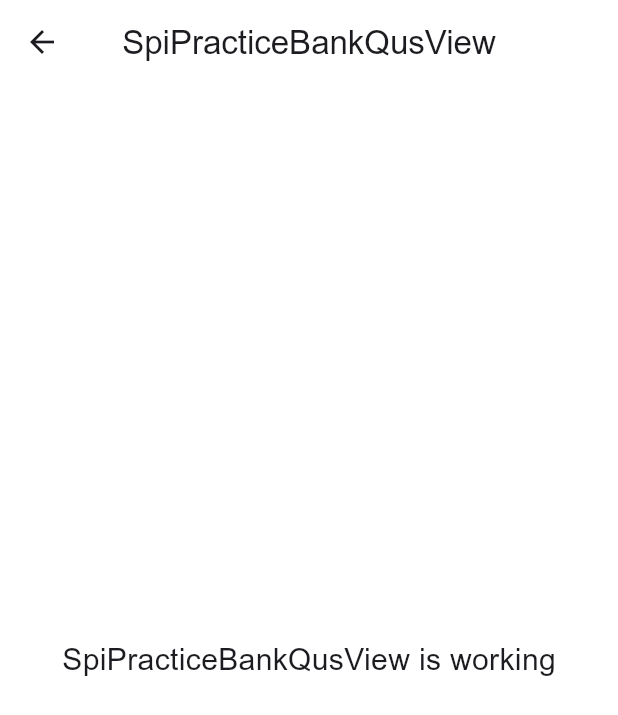
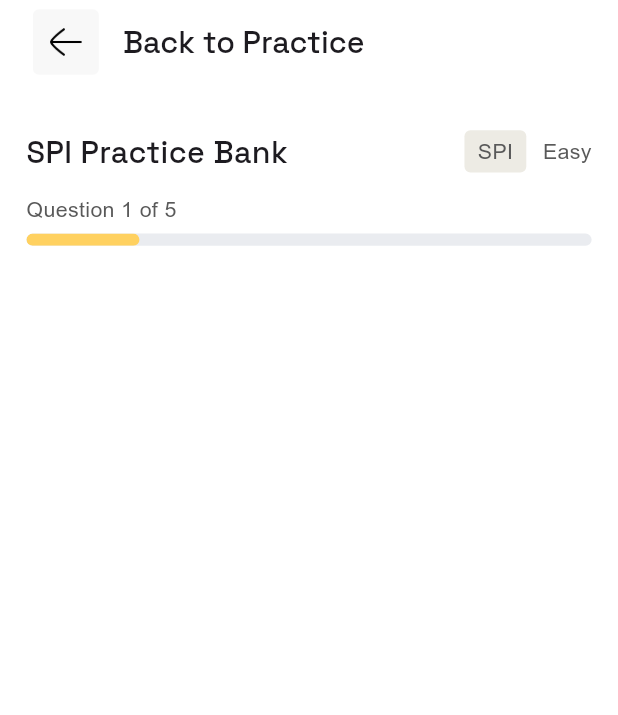
Before and after one commit to flutter-maktech/shomoshotime_app_forntend, a Flutter app: the SpiPracticeBankQusView screen opened by its route, on a phone screen of 412 x 824 dp. Shown: the top 715 px of the screen. Run offline on Flutter 3.47's test engine with Material 3 defaults, Android fonts, the light colour scheme and no system bars; our stand-ins replace flutter_screenutil, get.

Commit message:
need to merge with sashi

```diff
--- a/lib/app/modules/common_widgets/custom_app_bar.dart
+++ b/lib/app/modules/common_widgets/custom_app_bar.dart
@@ -39,12 +39,13 @@ class CustomAppBar extends StatelessWidget implements PreferredSizeWidget {
           crossAxisAlignment: CrossAxisAlignment.start,
           children: [
             Text(title ?? '', style: AppTextStyles.spaceGroteskMedium20),
-            Text(
-              subTitle ?? '',
-              style: AppTextStyles.regular14.copyWith(
-                color: AppColors.appBarSub,
+            if (subTitle != null)
+              Text(
+                subTitle ?? '',
+                style: AppTextStyles.regular14.copyWith(
+                  color: AppColors.appBarSub,
+                ),
               ),
-            ),
           ],
         ),
       ),
--- a/lib/app/modules/common_widgets/custom_progress.dart
+++ b/lib/app/modules/common_widgets/custom_progress.dart
@@ -5,6 +5,7 @@ import 'package:shomoshotime/app/data/app_colors.dart';
 class CustomProgress extends StatelessWidget {
   final double progress; // 0.0 to 1.0
   final Color? backgroundColor;
+  final Color? progressColor;
   final double? height;
 
   const CustomProgress({
@@ -12,6 +13,7 @@ class CustomProgress extends StatelessWidget {
     required this.progress,
     this.backgroundColor,
     this.height,
+    this.progressColor,
   });
 
   @override
@@ -32,9 +34,10 @@ class CustomProgress extends StatelessWidget {
               widthFactor: progress.clamp(0.0, 1.0),
               child: Container(
                 decoration: BoxDecoration(
-                  gradient: LinearGradient(
-                    colors: [AppColors.whiteColor, AppColors.primaryColor],
-                  ),
+                  color: progressColor,
+                  gradient: progressColor == null ?  LinearGradient(
+                    colors: [ AppColors.whiteColor, AppColors.primaryColor],
+                  ) : null,
                   borderRadius: BorderRadius.circular(100),
                 ),
               ),
--- a/lib/app/modules/home/views/home_view.dart
+++ b/lib/app/modules/home/views/home_view.dart
@@ -127,9 +127,9 @@ class HomeView extends GetView<HomeController> {
                                 itemBuilder: (context, index) =>
                                     CustomProgressContainer(
                                       title: 'SPI Study Guide - Chapter 5',
-                                      subTitleContainerText: 'Study',
-                                      subTitleText: '2 Hours Ago',
-                                      progress: .7,
+                                      suffixTitle: '156 / 240',
+                                      progress: .8,
+                                      progressComplete: '55% Complete',
                                     ),
                               ),
 
--- a/lib/app/modules/spi_practice_bank_qus/views/spi_practice_bank_qus_view.dart
+++ b/lib/app/modules/spi_practice_bank_qus/views/spi_practice_bank_qus_view.dart
@@ -1,24 +1,92 @@
 import 'package:flutter/material.dart';
+import 'package:flutter_screenutil/flutter_screenutil.dart';
 
 import 'package:get/get.dart';
+import 'package:shomoshotime/app/data/app_colors.dart';
+import 'package:shomoshotime/app/data/app_text_styles.dart';
+import 'package:shomoshotime/app/modules/common_widgets/custom_app_bar.dart';
+import 'package:shomoshotime/app/modules/common_widgets/custom_progress.dart';
 
 import '../controllers/spi_practice_bank_qus_controller.dart';
 
 class SpiPracticeBankQusView extends GetView<SpiPracticeBankQusController> {
   const SpiPracticeBankQusView({super.key});
+
   @override
   Widget build(BuildContext context) {
     return Scaffold(
-      appBar: AppBar(
-        title: const Text('SpiPracticeBankQusView'),
-        centerTitle: true,
-      ),
-      body: const Center(
-        child: Text(
-          'SpiPracticeBankQusView is working',
-          style: TextStyle(fontSize: 20),
+      appBar: CustomAppBar(title: 'Back to Practice'),
+      body: Padding(
+        padding: EdgeInsets.symmetric(horizontal: 16.w),
+        child: Column(
+          crossAxisAlignment: CrossAxisAlignment.start,
+          children: [
+            SizedBox(height: 30.h),
+            spiRow(),
+            SizedBox(height: 14.h),
+            Column(
+              crossAxisAlignment: CrossAxisAlignment.start,
+              children: [
+                Text(
+                  'Question 1 of 5',
+                  style: AppTextStyles.regular14.copyWith(
+                    color: AppColors.appBarSub,
+                  ),
+                  maxLines: 1,
+                  overflow: TextOverflow.ellipsis,
+                ),
+                SizedBox(height: 6.h),
+                CustomProgress(
+                  progress: .2,
+                  progressColor: AppColors.appBarCircleAvatarColor,
+                ),
+              ],
+            ),
+
+          ],
         ),
       ),
     );
   }
+
+  Row spiRow() {
+    return Row(
+      mainAxisAlignment: MainAxisAlignment.spaceBetween,
+      children: [
+        Text('SPI Practice Bank', style: AppTextStyles.spaceGroteskMedium20),
+        Row(
+          children: [
+            Container(
+              decoration: BoxDecoration(
+                color: AppColors.homeStack,
+                borderRadius: BorderRadius.circular(4),
+              ),
+              child: Padding(
+                padding: EdgeInsets.symmetric(horizontal: 8.w, vertical: 4.h),
+                child: Center(
+                  child: Text(
+                    'SPI',
+                    style: AppTextStyles.regular14.copyWith(
+                      color: AppColors.appBarSub,
+                    ),
+                    maxLines: 1,
+                    overflow: TextOverflow.ellipsis,
+                  ),
+                ),
+              ),
+            ),
+            SizedBox(width: 10.w),
+            Text(
+              'Easy',
+              style: AppTextStyles.regular14.copyWith(
+                color: AppColors.appBarSub,
+              ),
+              maxLines: 1,
+              overflow: TextOverflow.ellipsis,
+            ),
+          ],
+        ),
+      ],
+    );
+  }
 }
--- a/lib/app/routes/app_pages.dart
+++ b/lib/app/routes/app_pages.dart
@@ -18,7 +18,7 @@ part 'app_routes.dart';
 class AppPages {
   AppPages._();
 
-  static const INITIAL = Routes.HOME;
+  static const INITIAL = Routes.SPI_PRACTICE_BANK_QUS;
 
   static final routes = [
     GetPage(
```
